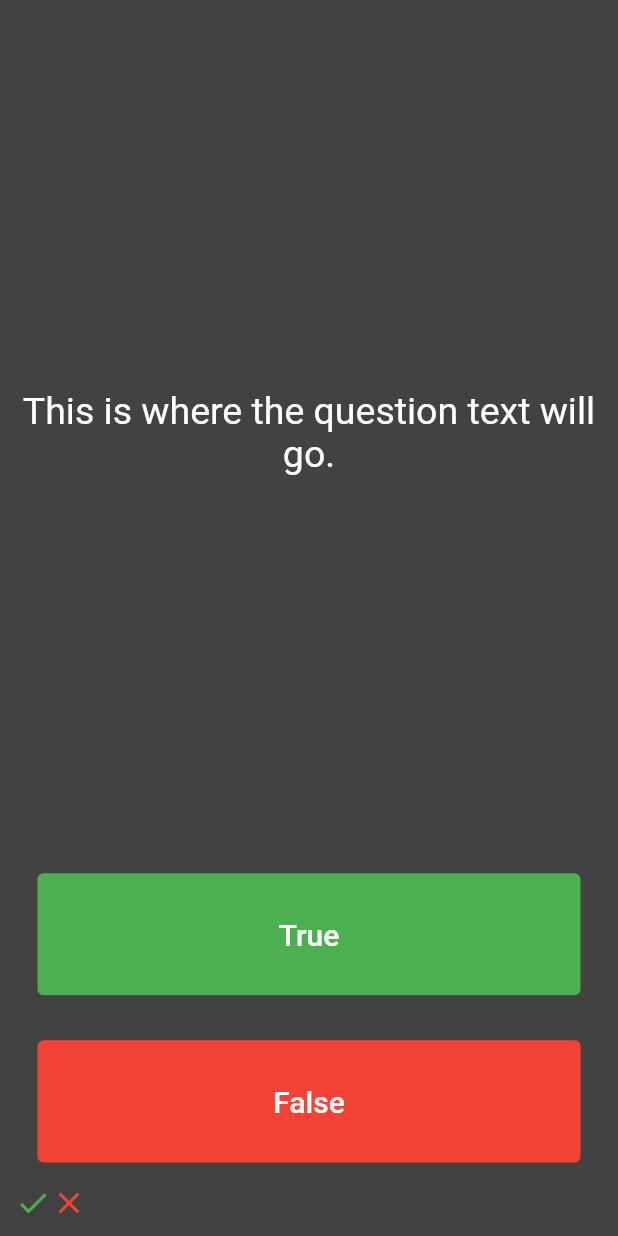
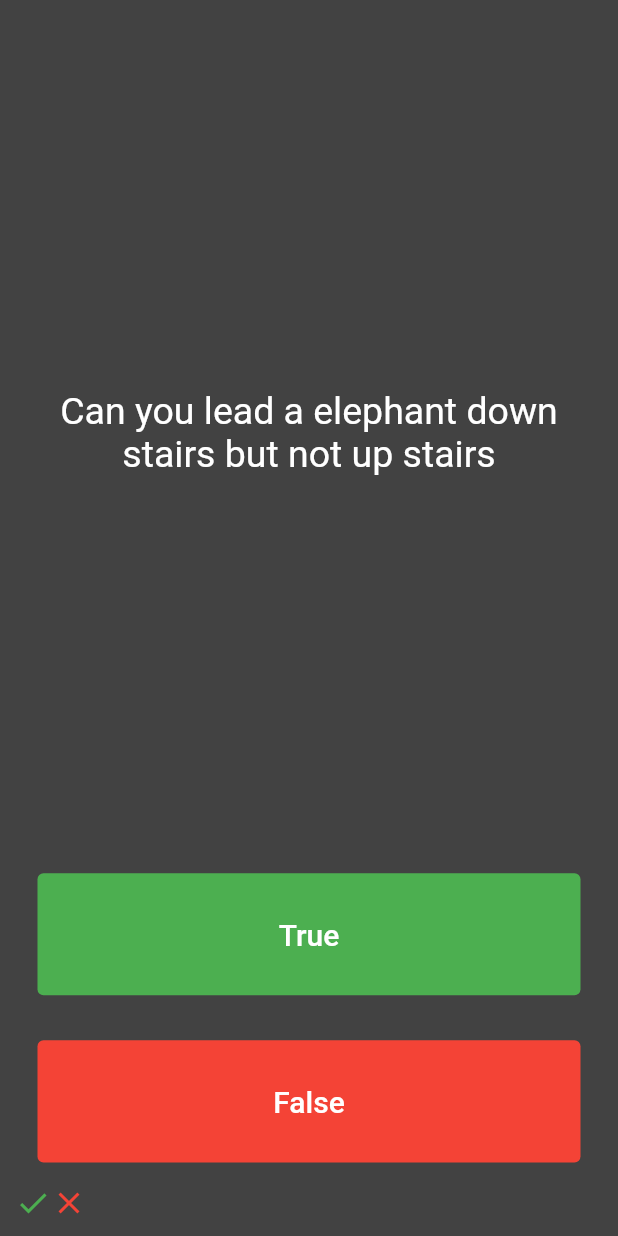
Before and after one commit to chaniru-puldith/EzyQuizzy-flutter-app, a Flutter app: the screen it shows after launch, after a tap on "True", after a tap on "False", on a phone screen of 412 x 824 dp. Run offline on Flutter 3.47's test engine with Material 2 defaults, Android fonts, the phone set to English and light mode, and no system bars.

Commit message:
Adding questions list

```diff
--- a/lib/main.dart
+++ b/lib/main.dart
@@ -1,7 +1,6 @@
 import 'package:flutter/material.dart';
 
 void main() => runApp(EzyQuizzy());
-
 
 class EzyQuizzy extends StatelessWidget {
   @override
@@ -26,20 +25,29 @@ class QuizPage extends StatefulWidget {
 }
 
 class _QuizPageState extends State<QuizPage> {
+  int questionNumber = 0;
+
   List<Icon> icons = [];
+
+  List<String> questions = [
+    'Can you lead a cow down stairs but not up stairs',
+    'Can you lead a human down stairs but not up stairs',
+    'Can you lead a elephant down stairs but not up stairs'
+  ];
+
   @override
   Widget build(BuildContext context) {
     return Column(
       mainAxisAlignment: MainAxisAlignment.spaceBetween,
       crossAxisAlignment: CrossAxisAlignment.stretch,
       children: [
-        const Expanded(
+       Expanded(
           flex: 5,
           child: Center(
             child: Text(
-              'This is where the question text will go.',
+              questions[questionNumber],
               textAlign: TextAlign.center,
-              style: TextStyle(
+              style: const TextStyle(
                 fontSize: 25.0,
                 color: Colors.white,
               ),
@@ -61,6 +69,7 @@ class _QuizPageState extends State<QuizPage> {
                 ),
               ),
               onPressed: () {
+                questionNumber++;
                 setState(() {
                   icons.add(
                     const Icon(
@@ -89,6 +98,7 @@ class _QuizPageState extends State<QuizPage> {
               ),
               onPressed: () {
                 setState(() {
+                  questionNumber++;
                   icons.add(
                     const Icon(
                       Icons.close,
```
